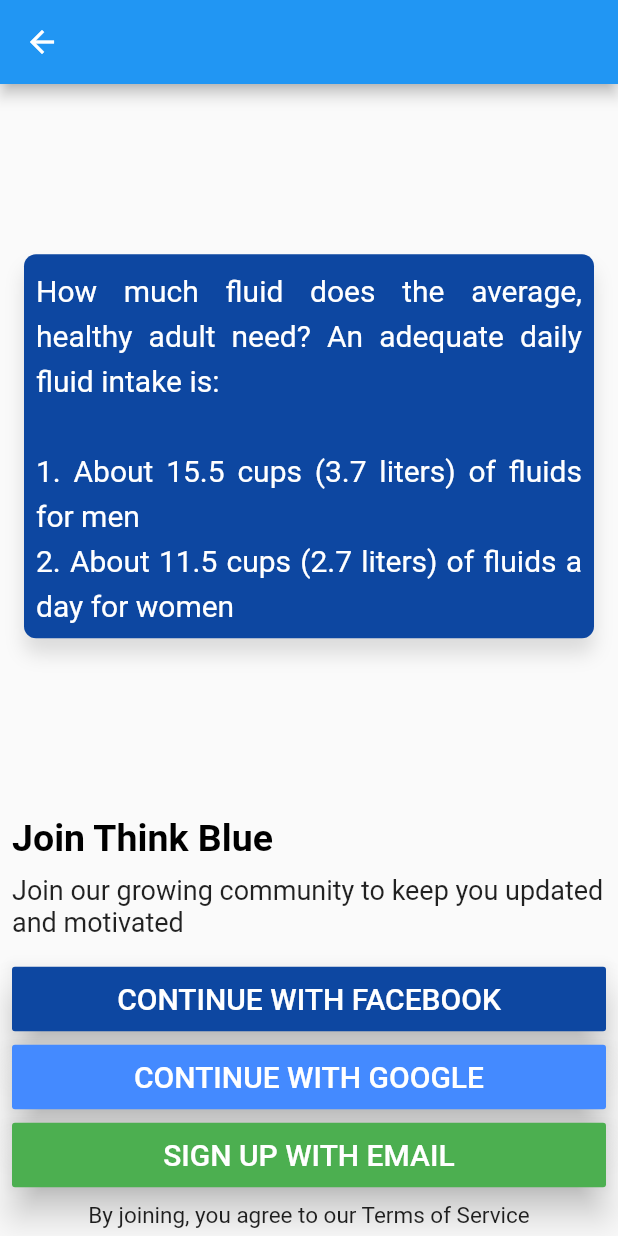
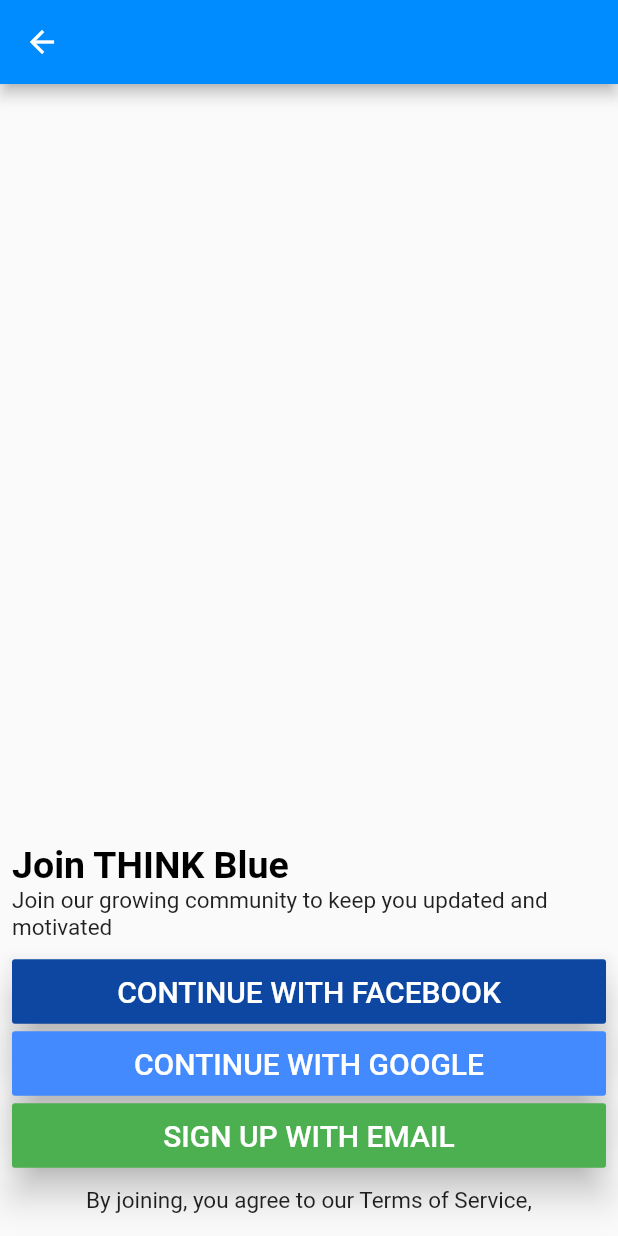
Before and after one commit to momshaddinury/Think-Blue, a Flutter app: the screen it shows after launch, after a tap on "START NOW", on a phone screen of 412 x 824 dp. Run offline on Flutter 3.47's test engine with Material 2 defaults, Android fonts, the phone set to English and light mode, and no system bars.

Commit message:
Modularized Code / Sign up page / Folders Added / Files Rearranged

```diff
--- /dev/null
+++ b/App/think_blue/lib/Components/constants.dart
@@ -0,0 +1,35 @@
+import 'package:flutter/material.dart';
+
+const kPrimaryColor = Color(0xFF002278);
+const kSecondaryColor = Color(0xFF002278);
+const kAccentColor = Color(0xFF008CFE);
+const kButtonBGColor = Color(0xFF202442);
+
+const kAppNameTextStyle = TextStyle(
+    fontWeight: FontWeight.w800,
+    fontFamily: 'Roboto',
+    letterSpacing: 0.5,
+    fontSize: 65);
+
+const kButtonTextStyle =
+    TextStyle(fontSize: 20, fontFamily: 'Roboto', letterSpacing: 0.5);
+
+const kLoginWithButtonTextStyle = TextStyle(
+  fontFamily: 'Roboto',
+  fontSize: 20,
+  color: Colors.white,
+);
+
+const kTitleTextStyle = TextStyle(
+  fontFamily: 'Roboto',
+  fontSize: 25,
+  color: Colors.black,
+  fontWeight: FontWeight.bold,
+);
+
+const kSubTitleTextStyle = TextStyle(
+  fontFamily: 'Roboto',
+  fontSize: 15,
+  color: Colors.black87,
+  fontWeight: FontWeight.normal,
+);
--- /dev/null
+++ b/App/think_blue/lib/Components/sign_in_button.dart
@@ -0,0 +1,20 @@
+import 'package:flutter/material.dart';
+import 'package:landing_page/Components/constants.dart';
+
+class SignInButton extends StatelessWidget {
+  SignInButton({@required this.colour, @required this.buttonText});
+
+  final colour;
+  final buttonText;
+
+  @override
+  Widget build(BuildContext context) {
+    return RaisedButton(
+      elevation: 10.0,
+      padding: EdgeInsets.all(10.0),
+      onPressed: () {},
+      color: colour,
+      child: Text(buttonText.toUpperCase(), style: kLoginWithButtonTextStyle),
+    );
+  }
+}
--- /dev/null
+++ b/App/think_blue/lib/Screens/first_screen.dart
@@ -0,0 +1,83 @@
+import 'package:flutter/material.dart';
+import 'package:flutter/services.dart';
+import 'package:landing_page/Components/constants.dart';
+import 'second_screen.dart';
+import '../Components/constants.dart';
+
+class WelcomeScreen extends StatelessWidget {
+  @override
+  Widget build(BuildContext context) {
+    SystemChrome.setSystemUIOverlayStyle(SystemUiOverlayStyle(
+      statusBarColor: kAccentColor, //or set color with: Color(0xFF0000FF)
+    ));
+    return Column(
+      mainAxisAlignment: MainAxisAlignment.center,
+      children: <Widget>[
+        Expanded(
+          flex: 7,
+          child: Container(
+            width: double.maxFinite,
+            decoration: BoxDecoration(
+              color: kAccentColor,
+              borderRadius: BorderRadius.only(
+                  bottomLeft: Radius.circular(20.0),
+                  bottomRight: Radius.circular(20.0)),
+              boxShadow: [
+                BoxShadow(
+                  color: Colors.grey,
+                  blurRadius: 10.0,
+                ),
+              ],
+            ),
+            child: Column(
+              mainAxisAlignment: MainAxisAlignment.spaceEvenly,
+              children: <Widget>[
+                Image.asset('images/waterhd.png'),
+                RichText(
+                  textAlign: TextAlign.end,
+                  text: TextSpan(
+                    text: 'THINK',
+                    style: kAppNameTextStyle.copyWith(color: kPrimaryColor),
+                    children: <TextSpan>[
+                      TextSpan(
+                        text: '\nblue',
+                        style: kAppNameTextStyle.copyWith(
+                          color: Colors.white,
+                        ),
+                      ),
+                    ],
+                  ),
+                ),
+              ],
+            ),
+          ),
+        ),
+        Expanded(
+          child: Container(
+            child: Padding(
+              padding: const EdgeInsets.symmetric(vertical: 35.0),
+              child: RaisedButton(
+                elevation: 2,
+                splashColor: Colors.blueAccent,
+                color: kButtonBGColor,
+                shape: new RoundedRectangleBorder(
+                  borderRadius: new BorderRadius.circular(10.0),
+                ),
+                onPressed: () {
+                  Navigator.push(
+                    context,
+                    MaterialPageRoute(builder: (context) => SecondRoute()),
+                  );
+                },
+                child: Text("START NOW",
+                    style: kButtonTextStyle.copyWith(
+                      color: Colors.white,
+                    )),
+              ),
+            ),
+          ),
+        ),
+      ],
+    );
+  }
+}
--- /dev/null
+++ b/App/think_blue/lib/Screens/second_screen.dart
@@ -0,0 +1,93 @@
+//
+
+//
+import 'package:flutter/material.dart';
+import 'package:flutter/services.dart';
+import 'package:landing_page/Components/constants.dart';
+
+import '../Components/sign_in_button.dart';
+
+class SecondRoute extends StatelessWidget {
+  @override
+  Widget build(BuildContext context) {
+    SystemChrome.setSystemUIOverlayStyle(SystemUiOverlayStyle(
+      statusBarColor: kAccentColor, //or set color with: Color(0xFF0000FF)
+    ));
+    return Scaffold(
+      appBar: AppBar(
+        title: Text(""),
+        backgroundColor: kAccentColor,
+      ),
+      body: SecondPageUI(),
+    );
+  }
+}
+
+//UI Design of the page:
+class SecondPageUI extends StatefulWidget {
+  @override
+  _SecondPageUIState createState() => _SecondPageUIState();
+}
+
+class _SecondPageUIState extends State<SecondPageUI> {
+  @override
+  Widget build(BuildContext context) {
+    return SafeArea(
+      child: Column(
+        mainAxisAlignment: MainAxisAlignment.end,
+        children: <Widget>[
+          Padding(
+            padding: const EdgeInsets.symmetric(
+              horizontal: 8.0,
+              vertical: 5.0,
+            ),
+            child: Column(
+              crossAxisAlignment: CrossAxisAlignment.stretch,
+              children: <Widget>[
+                RichText(
+                  text: TextSpan(
+                    text: "Join THINK Blue",
+                    style: kTitleTextStyle,
+                    children: <TextSpan>[
+                      TextSpan(
+                          text:
+                              "\nJoin our growing community to keep you updated and motivated",
+                          style: kSubTitleTextStyle),
+                    ],
+                  ),
+                ),
+                SizedBox(
+                  height: 10.0,
+                ),
+                SignInButton(
+                  colour: Colors.blue.shade900,
+                  buttonText: "Continue with facebook",
+                ),
+                SignInButton(
+                  colour: Colors.blueAccent,
+                  buttonText: "Continue with Google",
+                ),
+                SignInButton(
+                  colour: Colors.green,
+                  buttonText: "Sign up with EMAIL",
+                ),
+                SizedBox(
+                  height: 10.0,
+                ),
+                Center(
+                  child: Text(
+                    "By joining, you agree to our Terms of Service,",
+                    style: kSubTitleTextStyle,
+                  ),
+                ),
+                SizedBox(
+                  height: 10.0,
+                ),
+              ],
+            ),
+          ),
+        ],
+      ),
+    );
+  }
+}
--- a/App/think_blue/lib/main.dart
+++ b/App/think_blue/lib/main.dart
@@ -1,4 +1,5 @@
-import 'welcome_page.dart';
+import 'package:landing_page/Components/constants.dart';
+import 'Screens/first_screen.dart';
 import 'package:flutter/material.dart';
 import 'package:flutter/services.dart';
 
@@ -8,7 +9,7 @@ class BaseFunction extends StatelessWidget {
   @override
   Widget build(BuildContext context) {
     SystemChrome.setSystemUIOverlayStyle(SystemUiOverlayStyle(
-      statusBarColor: Colors.blue, //or set color with: Color(0xFF0000FF)
+      statusBarColor: kAccentColor, //or set color with: Color(0xFF0000FF)
     ));
     return MaterialApp(
       debugShowCheckedModeBanner: false,
--- a/App/think_blue/lib/second_page.dart
+++ /dev/null
@@ -1,159 +0,0 @@
-//
-
-//
-import 'package:flutter/material.dart';
-
-class SecondRoute extends StatelessWidget {
-  @override
-  Widget build(BuildContext context) {
-    return Scaffold(
-      appBar: AppBar(
-        title: Text(""),
-      ),
-      body: SecondPageUI(),
-    );
-  }
-}
-
-//UI Design of the page:
-class SecondPageUI extends StatefulWidget {
-  @override
-  _SecondPageUIState createState() => _SecondPageUIState();
-}
-
-class _SecondPageUIState extends State<SecondPageUI> {
-
-  final textCard = Container(
-    //margin: new EdgeInsets.symmetric(horizontal: 25.0),
-    decoration: BoxDecoration(
-      color: Colors.blue.shade900,
-      shape: BoxShape.rectangle,
-      borderRadius: BorderRadius.circular(8.0),
-      boxShadow: <BoxShadow>[
-        BoxShadow(
-          color: Colors.black12,
-          blurRadius: 10.0,
-          offset: new Offset(0.0, 10.0),
-        ),
-      ],
-    ),
-    child: Padding(
-      padding: const EdgeInsets.all(8.0),
-      child: Text(
-        "How much fluid does the average, healthy adult need? "
-        "An adequate daily fluid intake is: "
-        "\n\n1. About 15.5 cups (3.7 liters) of fluids for men "
-        "\n2. About 11.5 cups (2.7 liters) of fluids a day for women",
-        maxLines: 10,
-        overflow: TextOverflow.ellipsis,
-        textDirection: TextDirection.ltr,
-        textAlign: TextAlign.justify,
-
-        style: TextStyle(
-          height: 1.5,
-          fontFamily: 'Roboto',
-          fontSize: 20,
-          color: Colors.white,
-        ),
-      ),
-    ),
-  );
-  @override
-  Widget build(BuildContext context) {
-    return SafeArea(
-      child: Column(
-        crossAxisAlignment: CrossAxisAlignment.stretch,
-        mainAxisAlignment: MainAxisAlignment.end,
-        children: <Widget>[
-          Expanded(
-            child: Center(
-              child: Container(
-                  margin: const EdgeInsets.symmetric(
-                    vertical: 16.0,
-                    horizontal: 16.0,
-                  ),
-                  child: new Stack(
-                    children: <Widget>[textCard],
-                  )),
-            ),
-          ),
-          Padding(
-            padding: const EdgeInsets.symmetric(horizontal: 8.0, vertical: 5.0),
-            child: Text("Join Think Blue",
-                style: TextStyle(
-                    fontFamily: 'Roboto',
-                    fontSize: 25,
-                    color: Colors.black,
-                    fontWeight: FontWeight.bold)),
-          ),
-          Padding(
-            padding: const EdgeInsets.symmetric(horizontal: 8.0, vertical: 5.0),
-            child: Text(
-                "Join our growing community to keep you updated and motivated",
-                style: TextStyle(
-                  fontFamily: 'Roboto',
-                  fontSize: 18,
-                  color: Colors.black87,
-                )),
-          ),
-          SizedBox(
-            height: 10.0,
-          ),
-          Padding(
-            padding: const EdgeInsets.symmetric(horizontal: 8.0, vertical: 2.0),
-            child: RaisedButton(
-              elevation: 10.0,
-              padding: EdgeInsets.all(10.0),
-              onPressed: () {},
-              color: Colors.blue.shade900,
-              child: Text(
-                "Continue with facebook".toUpperCase(),
-                style: TextStyle(
-                    fontFamily: 'Roboto', fontSize: 20, color: Colors.white),
-              ),
-            ),
-          ),
-          Padding(
-            padding: const EdgeInsets.symmetric(horizontal: 8.0, vertical: 2.0),
-            child: RaisedButton(
-              elevation: 10.0,
-              padding: EdgeInsets.all(10.0),
-              onPressed: () {},
-              color: Colors.blueAccent,
-              child: Text(
-                "Continue with Google".toUpperCase(),
-                style: TextStyle(
-                    fontFamily: 'Roboto', fontSize: 20, color: Colors.white),
-              ),
-            ),
-          ),
-          Padding(
-            padding: const EdgeInsets.symmetric(horizontal: 8.0, vertical: 2.0),
-            child: RaisedButton(
-              elevation: 10.0,
-              padding: EdgeInsets.all(10.0),
-              onPressed: () {},
-              color: Colors.green,
-              child: Text(
-                "Sign up with EMAIL".toUpperCase(),
-                style: TextStyle(
-                    fontFamily: 'Roboto', fontSize: 20, color: Colors.white),
-              ),
-            ),
-          ),
-          Padding(
-            padding: const EdgeInsets.symmetric(horizontal: 8.0, vertical: 5.0),
-            child: Center(
-              child: Text("By joining, you agree to our Terms of Service",
-                  style: TextStyle(
-                    fontFamily: 'Roboto',
-                    fontSize: 15,
-                    color: Colors.black87,
-                  )),
-            ),
-          ),
-        ],
-      ),
-    );
-  }
-}
--- a/App/think_blue/lib/welcome_page.dart
+++ /dev/null
@@ -1,99 +0,0 @@
-//
-
-//
-import 'package:flutter/material.dart';
-import 'second_page.dart';
-
-class WelcomeScreen extends StatelessWidget {
-  @override
-  Widget build(BuildContext context) {
-    return SafeArea(
-      child: Column(
-        children: <Widget>[
-          Expanded(
-            flex: 3,
-            child: Container(
-              height: double.maxFinite,
-              width: double.maxFinite,
-              decoration: BoxDecoration(
-                  color: Colors.blue,
-                  shape: BoxShape.rectangle,
-                  borderRadius: BorderRadius.only(
-                      bottomLeft: Radius.circular(20.0),
-                      bottomRight: Radius.circular(20.0)),
-                  boxShadow: [
-                    BoxShadow(
-                      color: Colors.grey,
-                      blurRadius: 10.0,
-                    ),
-                  ]),
-              child: Column(
-                mainAxisAlignment: MainAxisAlignment.spaceEvenly,
-                children: <Widget>[
-                  Image.asset('images/waterhd.png'),
-                  Column(
-                    //App Name Holder
-                    crossAxisAlignment: CrossAxisAlignment.end,
-                    children: <Widget>[
-                      Container(
-                        child: Text("THINK",
-                            style: TextStyle(
-                                color: Colors.blue.shade900,
-                                fontWeight: FontWeight.w800,
-                                fontFamily: 'Roboto',
-                                letterSpacing: 0.5,
-                                fontSize: 65)),
-                      ),
-                      Container(
-                        child: Text("blue",
-                            style: TextStyle(
-                                color: Colors.white,
-                                fontWeight: FontWeight.w800,
-                                fontFamily: 'Roboto',
-                                letterSpacing: 0.5,
-                                fontSize: 65)),
-                      ),
-                    ],
-                  ),
-                ],
-              ),
-            ),
-          ),
-          SizedBox(
-            height: 10,
-          ),
-          Container(
-            height: 100,
-            width: 200,
-            child: Padding(
-              padding: const EdgeInsets.symmetric(vertical: 18.0),
-              child: RaisedButton(
-                elevation: 7,
-                shape: new RoundedRectangleBorder(
-                  borderRadius: new BorderRadius.circular(10.0),
-                ),
-                onPressed: () {
-                  Navigator.push(
-                    context,
-                    MaterialPageRoute(builder: (context) => SecondRoute()),
-                  );
-                },
-                splashColor: Colors.blueAccent,
-                color: Colors.blue.shade900,
-                child: Text("Start now".toUpperCase(),
-                    style: TextStyle(
-                        fontSize: 20,
-                        fontFamily: 'Roboto',
-                        letterSpacing: 0.5,
-                        color: Colors.white)),
-              ),
-            ),
-          ),
-          SizedBox(
-            height: 10,
-          ),
-        ],
-      ),
-    );
-  }
-}
```
